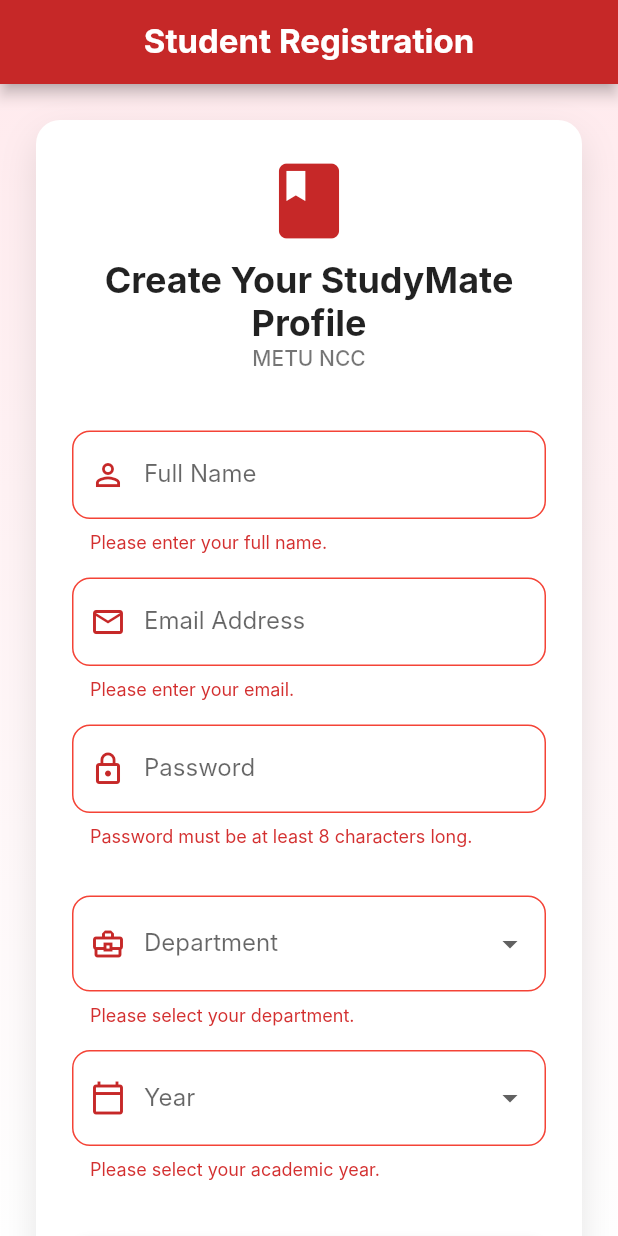
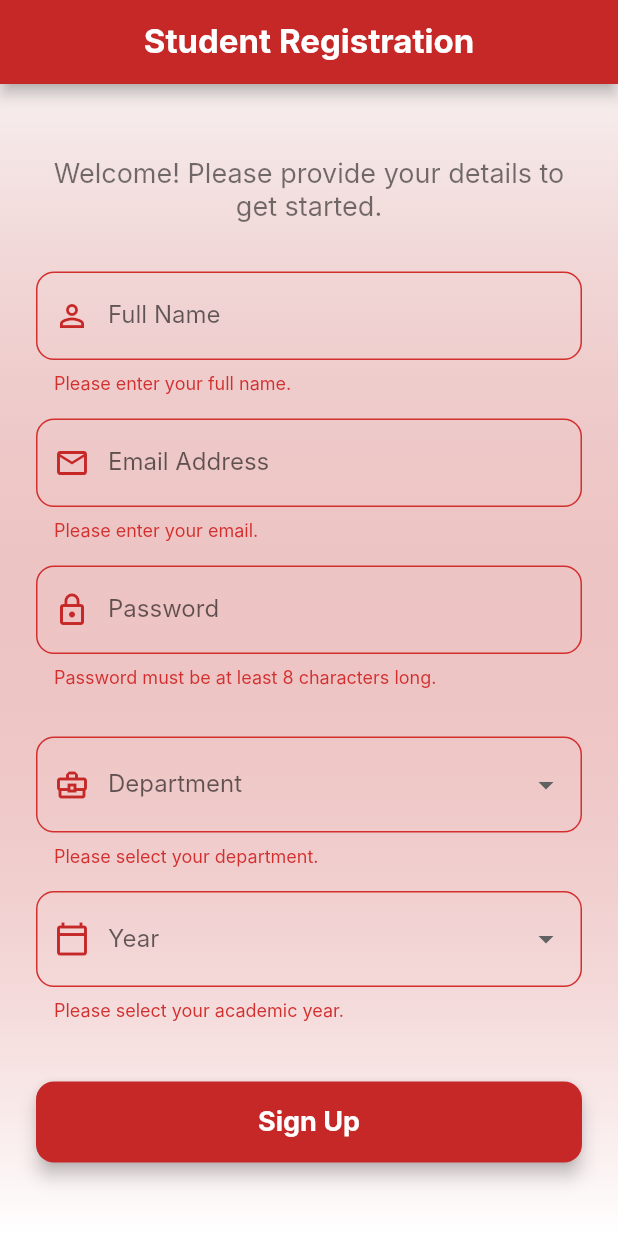
Before and after one commit to arishaahmad/study-mate-application, a Flutter app: the screen it shows after launch, after a tap on "Sign Up", on a phone screen of 412 x 824 dp. Run offline on Flutter 3.47's test engine with Material 3 defaults, Android fonts, the phone set to English and light mode, and no system bars; our stand-ins replace supabase_flutter; accounts and stored records are empty; Roboto replaces fonts that are missing (Inter).

```diff
--- a/lib/screens/signup_screen.dart
+++ b/lib/screens/signup_screen.dart
@@ -1,5 +1,5 @@
 import 'package:flutter/material.dart';
-import 'package:studymate/widgets/signup_form_widget.dart';
+import 'package:studymate/widgets/signup_form_widget.dart'; // CORRECTED IMPORT PATH
 
 class SignUpScreen extends StatelessWidget {
   const SignUpScreen({super.key});
@@ -13,7 +13,7 @@
           style: TextStyle(fontWeight: FontWeight.bold, fontSize: 22),
         ),
         centerTitle: true,
-        // This will be the deep red color from main.dart
+        // This pulls the deep red color from main.dart
         backgroundColor: Theme.of(context).primaryColor,
         foregroundColor: Colors.white,
         elevation: 4,
@@ -22,7 +22,8 @@
         // Subtle light red/pink to white gradient
         decoration: BoxDecoration(
           gradient: LinearGradient(
-            colors: [Colors.red.shade50, Colors.white],
+            // Use colors based on the red primary color
+            colors: [Theme.of(context).primaryColor.withOpacity(0.05), Colors.white],
             begin: Alignment.topCenter,
             end: Alignment.bottomCenter,
           ),
--- a/lib/widgets/signup_form_widget.dart
+++ b/lib/widgets/signup_form_widget.dart
@@ -1,5 +1,6 @@
 import 'package:flutter/material.dart';
 import 'package:supabase_flutter/supabase_flutter.dart';
+import 'package:studymate/screens/dashboard_screen.dart'; // NEW: Import the Dashboard Screen
 
 class SignUpFormWidget extends StatefulWidget {
   const SignUpFormWidget({super.key});
@@ -12,7 +13,6 @@
   // Global key to uniquely identify the form and allow validation.
   final _formKey = GlobalKey<FormState>();
 
-  // CHANGE 1: Use 'late final' for the client
   late final SupabaseClient supabase;
 
   // Form state variables
@@ -22,7 +22,7 @@
   String? _selectedDepartment;
   int? _selectedYear;
 
-  // ... (Lists remain the same)
+  // List of available departments for the dropdown
   static const List<String> departments = [
     'Computer Eng',
     'Software Eng',
@@ -32,21 +32,23 @@
     'Cybersecurity',
     'Civil',
   ];
+
+  // List of available years (1-4)
   static const List<int> years = [1, 2, 3, 4];
 
   @override
   void initState() {
     super.initState();
-    // CHANGE 2: Initialize the Supabase client here, safely, after main() has completed initialization.
+    // Initialize Supabase client instance
     supabase = Supabase.instance.client;
   }
 
   // Function to handle form submission
-  void _submitForm() async { // Asynchronous function for Supabase call
+  void _submitForm() async {
     if (_formKey.currentState!.validate()) {
       _formKey.currentState!.save();
 
-      // Show loading indicator before API call (optional, but good UX)
+      // Show loading indicator
       ScaffoldMessenger.of(context).showSnackBar(
         SnackBar(
           content: Row(
@@ -57,66 +59,71 @@
             ],
           ),
           backgroundColor: Theme.of(context).primaryColor,
-          duration: const Duration(seconds: 10), // Show for a longer duration while waiting
+          duration: const Duration(seconds: 10),
         ),
       );
 
       try {
-        // --- SUPABASE SIGN UP CALL ---
         final AuthResponse response = await supabase.auth.signUp(
           email: _email,
           password: _password,
-          // Pass user metadata (name, department, year)
           data: {
+            // This data will be available in user_metadata and used by the Dashboard screen
             'full_name': _name,
             'department': _selectedDepartment,
             'year': _selectedYear,
           },
         );
-        // --- END SUPABASE CALL ---
 
-        // Hide loading indicator first
         ScaffoldMessenger.of(context).hideCurrentSnackBar();
 
-        // Check if sign-up was successful (even if confirmation email is required)
-        if (response.user != null || response.session == null) {
+        if (response.user != null) {
+
+          // Redirect to Dashboard and prevent going back to Sign Up
+          Navigator.of(context).pushAndRemoveUntil(
+            MaterialPageRoute(builder: (context) => const DashboardScreen()),
+                (Route<dynamic> route) => false,
+          );
+
           ScaffoldMessenger.of(context).showSnackBar(
             SnackBar(
-              content: Text('Success! Welcome, $_name! Check your email to confirm your account.'),
+              content: Text('Success! Account created. Welcome, $_name!'),
               backgroundColor: Colors.green.shade600,
               duration: const Duration(seconds: 4),
             ),
           );
-          // Clear the form on successful submission
-          _formKey.currentState!.reset();
+        } else if (response.session == null) {
+          // If email confirmation is required
+          ScaffoldMessenger.of(context).showSnackBar(
+            SnackBar(
+              content: Text('Registration complete! Please check your email to confirm your account.'),
+              backgroundColor: Colors.orange.shade600,
+              duration: const Duration(seconds: 6),
+            ),
+          );
         }
 
       } on AuthException catch (error) {
-        // Handle specific Supabase Auth errors
         ScaffoldMessenger.of(context).hideCurrentSnackBar();
         print('Supabase Auth Error: ${error.message}');
         ScaffoldMessenger.of(context).showSnackBar(
           SnackBar(
             content: Text('Sign-up failed: ${error.message}'),
-            backgroundColor: Theme.of(context).primaryColor, // Deep Red for error
+            backgroundColor: Theme.of(context).primaryColor,
           ),
         );
       } catch (e) {
-        // Handle general errors (network, etc.)
         ScaffoldMessenger.of(context).hideCurrentSnackBar();
         print('General Error: $e');
         ScaffoldMessenger.of(context).showSnackBar(
           SnackBar(
-            content: Text('An unexpected error occurred. Please try again.'),
+            content: const Text('An unexpected error occurred. Please try again.'),
             backgroundColor: Theme.of(context).primaryColor,
           ),
         );
       }
     }
   }
-
-  // Helper functions (_buildTextField, _buildDropdownField) and build method remain the same for brevity.
-  // We'll keep the full, detailed version in the final file.
 
   // Helper function for building a custom input field.
   Widget _buildTextField({
@@ -127,7 +134,6 @@
     required Function(String?) onSaved,
     required String? Function(String?) validator,
   }) {
-    // This widget ensures that all inputs use the primary red theme color for focus and icons.
     return Padding(
       padding: const EdgeInsets.symmetric(vertical: 8.0),
       child: TextFormField(
@@ -136,20 +142,12 @@
         decoration: InputDecoration(
           labelText: label,
           prefixIcon: Icon(icon, color: Theme.of(context).primaryColor),
-          // Clean, modern input styling
-          filled: true,
-          fillColor: Colors.white,
           border: OutlineInputBorder(
             borderRadius: BorderRadius.circular(12.0),
-            borderSide: BorderSide(color: Theme.of(context).hintColor, width: 1.0),
           ),
           focusedBorder: OutlineInputBorder(
             borderRadius: BorderRadius.circular(12.0),
-            borderSide: BorderSide(color: Theme.of(context).primaryColor, width: 2.0), // RED Focus Border
-          ),
-          errorBorder: OutlineInputBorder(
-            borderRadius: BorderRadius.circular(12.0),
-            borderSide: const BorderSide(color: Colors.red, width: 1.0),
+            borderSide: BorderSide(color: Theme.of(context).primaryColor, width: 2.0),
           ),
         ),
         validator: validator,
@@ -167,7 +165,6 @@
     required Function(T?) onChanged,
     required String? Function(T?) validator,
   }) {
-    // This widget ensures that all dropdowns use the primary red theme color for focus and icons.
     return Padding(
       padding: const EdgeInsets.symmetric(vertical: 8.0),
       child: DropdownButtonFormField<T>(
@@ -175,20 +172,12 @@
         decoration: InputDecoration(
           labelText: label,
           prefixIcon: Icon(icon, color: Theme.of(context).primaryColor),
-          // Clean, modern input styling
-          filled: true,
-          fillColor: Colors.white,
           border: OutlineInputBorder(
             borderRadius: BorderRadius.circular(12.0),
-            borderSide: BorderSide(color: Theme.of(context).hintColor, width: 1.0),
           ),
           focusedBorder: OutlineInputBorder(
             borderRadius: BorderRadius.circular(12.0),
-            borderSide: BorderSide(color: Theme.of(context).primaryColor, width: 2.0), // RED Focus Border
-          ),
-          errorBorder: OutlineInputBorder(
-            borderRadius: BorderRadius.circular(12.0),
-            borderSide: const BorderSide(color: Colors.red, width: 1.0),
+            borderSide: BorderSide(color: Theme.of(context).primaryColor, width: 2.0),
           ),
         ),
         isExpanded: true,
@@ -200,7 +189,7 @@
         }).toList(),
         onChanged: (newValue) {
           onChanged(newValue);
-          // Update state to show selected value immediately
+          // Also update the state for immediate visual change
           if (T == String) {
             setState(() => _selectedDepartment = newValue as String?);
           } else if (T == int) {
@@ -208,54 +197,26 @@
           }
         },
         validator: validator,
-        onSaved: onChanged,
+        onSaved: onChanged, // Saves the latest selected value
       ),
     );
   }
 
   @override
   Widget build(BuildContext context) {
-    // This Container creates the white card, icon, and branding.
-    return Container(
-      padding: const EdgeInsets.all(24.0),
-      decoration: BoxDecoration(
-        color: Colors.white,
-        borderRadius: BorderRadius.circular(16.0),
-        boxShadow: [
-          BoxShadow(
-            color: Colors.black.withOpacity(0.1),
-            blurRadius: 20,
-            offset: const Offset(0, 10),
-          ),
-        ],
-      ),
-      child: Form(
+    return Form(
       key: _formKey,
       child: Column(
         crossAxisAlignment: CrossAxisAlignment.stretch,
         children: <Widget>[
-            // BOOK ICON (Pulls Theme Color - Deep Red)
-            Icon(
-              Icons.book_rounded,
-              color: Theme.of(context).primaryColor,
-              size: 60,
-            ),
-            const SizedBox(height: 8),
           const Text(
-              'Create Your StudyMate Profile',
-              style: TextStyle(fontSize: 24, fontWeight: FontWeight.w700, color: Colors.black87),
+            'Welcome! Please provide your details to get started.',
+            style: TextStyle(fontSize: 18, color: Colors.black54),
             textAlign: TextAlign.center,
           ),
+          const SizedBox(height: 24),
 
-            // METU NCC Identifier
-            const Text(
-              'METU NCC',
-              style: TextStyle(fontSize: 14, color: Colors.black54, fontWeight: FontWeight.w500),
-              textAlign: TextAlign.center,
-            ),
-            const SizedBox(height: 32),
-
-            // Form Fields start here...
+          // 1. Full Name Input
           _buildTextField(
             label: 'Full Name',
             icon: Icons.person_outline,
@@ -268,6 +229,7 @@
             },
           ),
 
+          // 2. Email Input
           _buildTextField(
             label: 'Email Address',
             icon: Icons.email_outlined,
@@ -284,6 +246,7 @@
             },
           ),
 
+          // 3. Password Input
           _buildTextField(
             label: 'Password',
             icon: Icons.lock_outline,
@@ -299,6 +262,7 @@
 
           const SizedBox(height: 16),
 
+          // 4. Department Dropdown
           _buildDropdownField<String>(
             label: 'Department',
             icon: Icons.business_center_outlined,
@@ -313,6 +277,7 @@
             },
           ),
 
+          // 5. Year Dropdown
           _buildDropdownField<int>(
             label: 'Year',
             icon: Icons.calendar_today_outlined,
@@ -329,7 +294,7 @@
 
           const SizedBox(height: 32),
 
-            // Sign Up Button (Pulls Theme Color - Deep Red)
+          // Sign Up Button
           ElevatedButton(
             onPressed: _submitForm,
             style: ElevatedButton.styleFrom(
@@ -338,7 +303,7 @@
               shape: RoundedRectangleBorder(
                 borderRadius: BorderRadius.circular(12),
               ),
-                elevation: 8,
+              elevation: 5,
             ),
             child: const Text(
               'Sign Up',
@@ -347,7 +312,6 @@
           ),
         ],
       ),
-      ),
     );
   }
 }
```
Also changed, not shown: lib/screens/dashboard_screen.dart (added, +93 -0 lines). Lines whose indentation alone changed are shown as unchanged.
